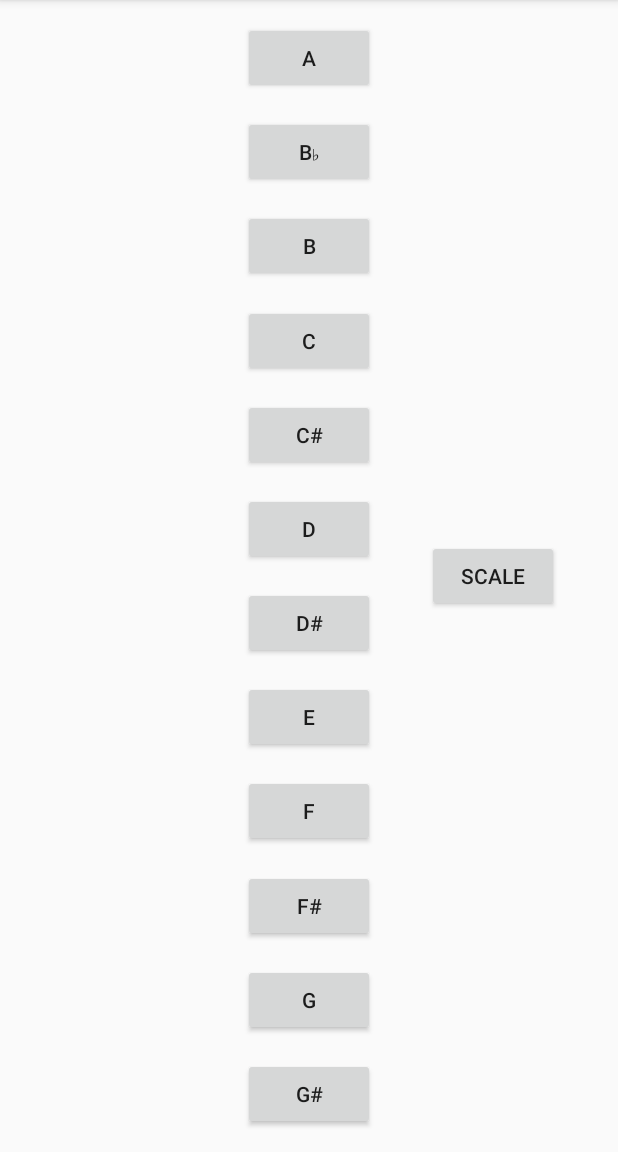
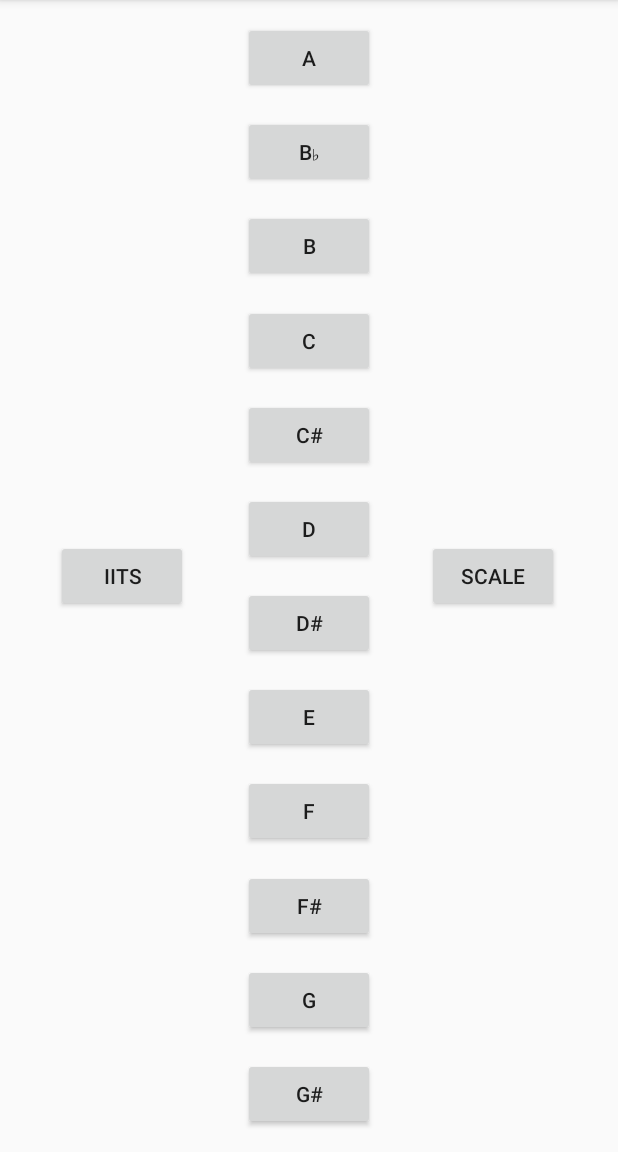
Before and after one commit to LiamSerwin/MyApplication2, an Android app: the screen it shows after launch (MainActivity), on a phone screen of 412 x 824 dp, the part 84-1236 px from its top. Run offline under Robolectric (Android 15) with nearby library versions, the light colour scheme and no system bars.

Commit message:
added scale and Chord class, made island in the sun song button

```diff
--- /dev/null
+++ b/app/src/main/java/com/example/myapplication/Chord.java
@@ -0,0 +1,19 @@
+package com.example.myapplication;
+
+public class Chord {
+    private int[] notes;
+    private int delay;
+
+    public int[] getNotes() {
+        return notes;
+    }
+
+    public int getDelay() {
+        return delay;
+    }
+
+    public Chord(int[] notes, int delay) {
+        this.notes = notes;
+        this.delay = delay;
+    }
+}
--- /dev/null
+++ b/app/src/main/java/com/example/myapplication/Song.java
@@ -0,0 +1,4 @@
+package com.example.myapplication;
+
+public class Song {
+}
--- a/app/src/main/res/layout/activity_main.xml
+++ b/app/src/main/res/layout/activity_main.xml
@@ -153,4 +153,18 @@
         app:layout_constraintStart_toStartOf="parent"
         app:layout_constraintTop_toTopOf="parent" />
 
+    <Button
+        android:id="@+id/button_main_iits"
+        android:layout_width="wrap_content"
+        android:layout_height="wrap_content"
+        android:layout_marginStart="8dp"
+        android:layout_marginTop="8dp"
+        android:layout_marginEnd="8dp"
+        android:layout_marginBottom="8dp"
+        android:text="IITS"
+        app:layout_constraintBottom_toBottomOf="parent"
+        app:layout_constraintEnd_toStartOf="@+id/button_main_D"
+        app:layout_constraintStart_toStartOf="parent"
+        app:layout_constraintTop_toTopOf="parent" />
+
 </androidx.constraintlayout.widget.ConstraintLayout>
```
Also changed, not shown: app/src/main/java/com/example/myapplication/MainActivity.java (+114 -8 lines).
